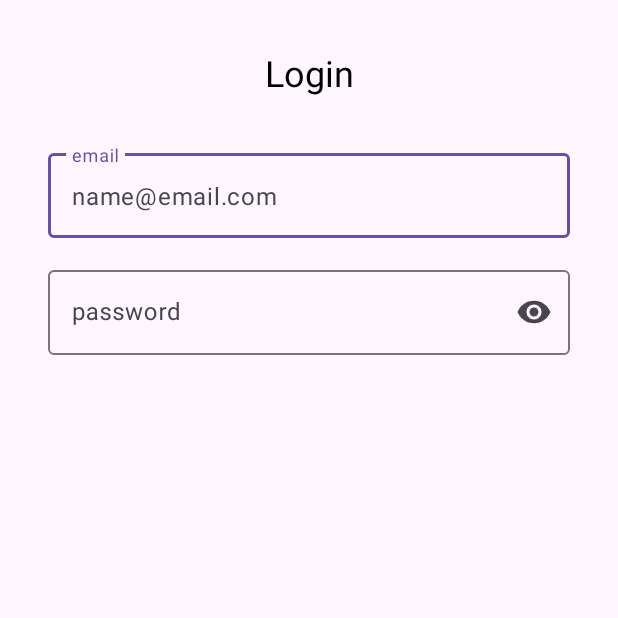
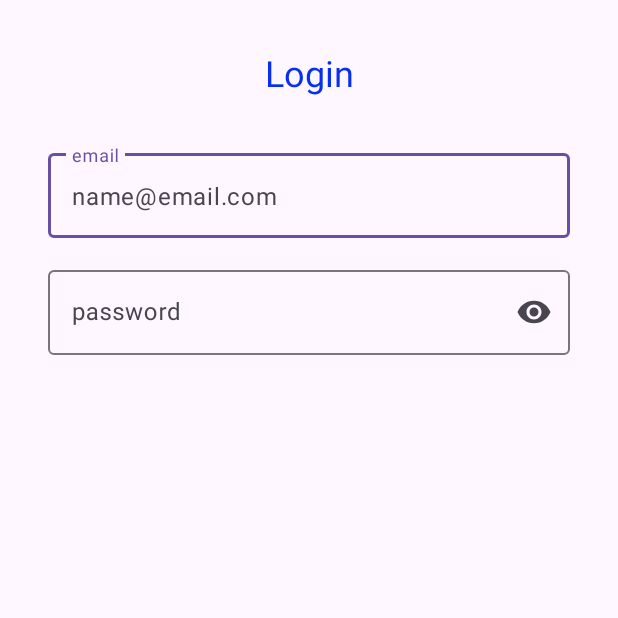
Before and after one commit to GalAngel15/Gym_Project_AndroidStudio, an Android app: the LoginActivity screen opened directly, with no data from a screen before it, on a phone screen of 412 x 824 dp, the top half of it. Run offline under Robolectric (Android 15) with nearby library versions, the phone set to English and light mode, and no system bars; our stand-ins replace Firebase (no records; nobody signed in at launch, a user with empty details on screens opened directly).

```diff
--- a/app/src/main/res/layout/activity_login.xml
+++ b/app/src/main/res/layout/activity_login.xml
@@ -13,7 +13,7 @@
         android:layout_height="wrap_content"
         android:text="Login"
         android:textSize="24sp"
-        android:textColor="#000"
+        android:textColor="@color/commonColor"
         app:layout_constraintTop_toTopOf="parent"
         app:layout_constraintStart_toStartOf="parent"
         app:layout_constraintEnd_toEndOf="parent"
```
